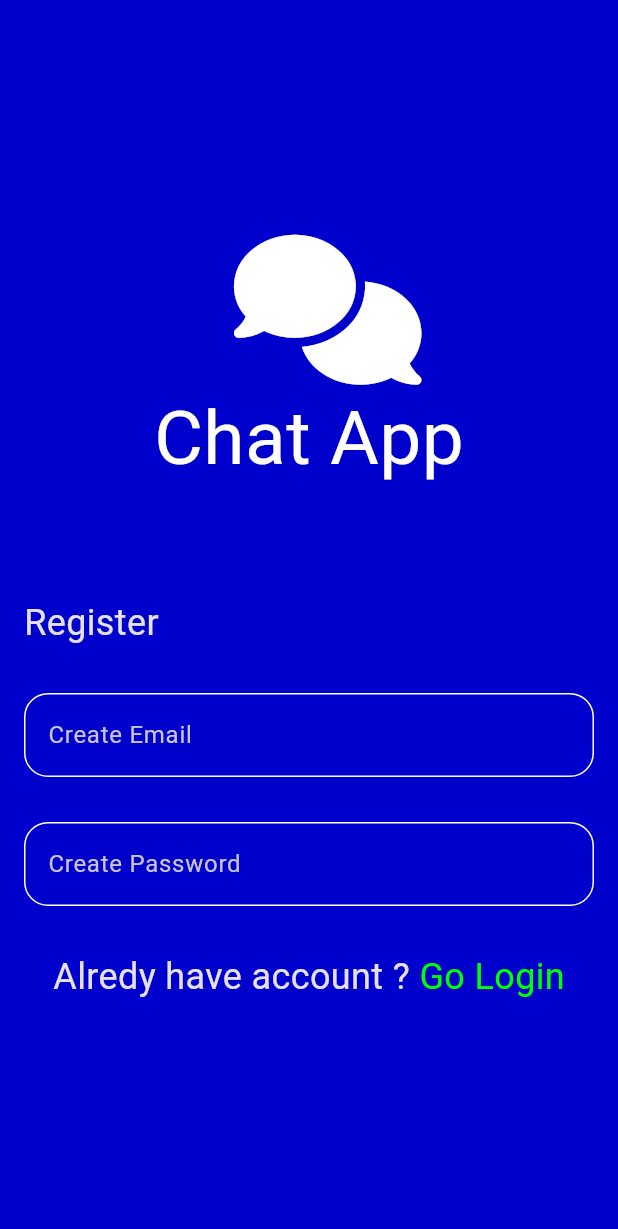
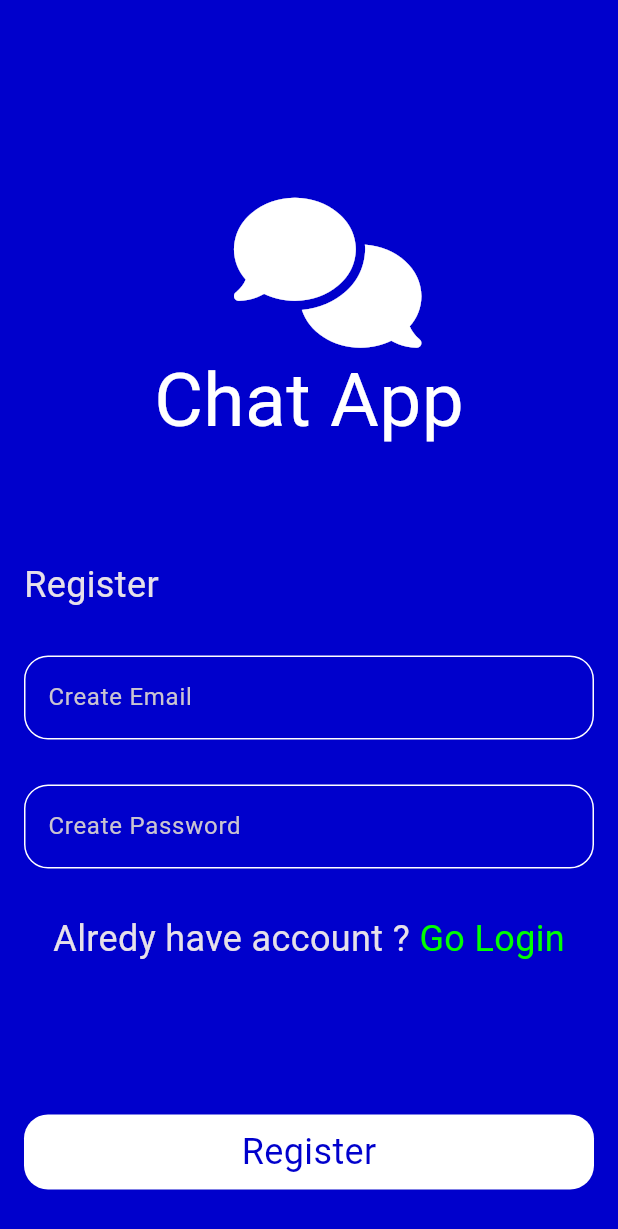
Before and after one commit to Makaruos-Emad/chat_app, a Flutter app: the screen it shows after launch, after a tap on "Go Register", on a phone screen of 412 x 824 dp. Shown: the top 1229 px of the screen. Run offline on Flutter 3.47's test engine with Material 3 defaults, Android fonts, the light colour scheme and no system bars; our stand-ins replace font_awesome_flutter, go_router.

Commit message:
create custom button & add custom button to login and register view

```diff
--- /dev/null
+++ b/lib/core/widget/custom_button.dart
@@ -0,0 +1,31 @@
+import 'package:chat_app/constants.dart';
+import 'package:chat_app/core/utils/app_style_text.dart';
+import 'package:flutter/material.dart';
+
+class CustomButton extends StatelessWidget {
+  const CustomButton({super.key, this.onTap, required this.text});
+  final void Function()? onTap;
+  final String text;
+  @override
+  Widget build(BuildContext context) {
+    return GestureDetector(
+      onTap: onTap,
+      child: Container(
+        height: 50,
+        width: double.infinity,
+        decoration: BoxDecoration(
+          color: Colors.white,
+          borderRadius: BorderRadius.circular(16),
+        ),
+        child: Center(
+          child: Text(
+            text,
+            style: StyleText.style24.copyWith(
+              color: kPrimaryColor,
+            ),
+          ),
+        ),
+      ),
+    );
+  }
+}
--- a/lib/features/login/presentation/view/login_view.dart
+++ b/lib/features/login/presentation/view/login_view.dart
@@ -9,9 +9,7 @@ class LoginView extends StatelessWidget {
   Widget build(BuildContext context) {
     return const Scaffold(
       backgroundColor: kPrimaryColor,
-      body: SafeArea(
-        child: LoginViewBody(),
-      ),
+      body: LoginViewBody(),
     );
   }
 }
--- a/lib/features/login/presentation/view/widget/login_view_body.dart
+++ b/lib/features/login/presentation/view/widget/login_view_body.dart
@@ -1,4 +1,5 @@
 import 'package:chat_app/constants.dart';
+import 'package:chat_app/core/widget/custom_button.dart';
 import 'package:chat_app/core/widget/logo_app.dart';
 import 'package:chat_app/features/login/presentation/view/widget/login_section.dart';
 import 'package:chat_app/features/login/presentation/view/widget/register_text.dart';
@@ -15,6 +16,9 @@ class LoginViewBody extends StatelessWidget {
         child: Column(
           mainAxisAlignment: MainAxisAlignment.center,
           children: [
+            SizedBox(
+              height: 100,
+            ),
             LogoApp(),
             SizedBox(
               height: 70,
@@ -24,6 +28,12 @@ class LoginViewBody extends StatelessWidget {
               height: 30,
             ),
             RegisterText(),
+            SizedBox(
+              height: 100,
+            ),
+            CustomButton(
+              text: 'Login',
+            ),
           ],
         ),
       ),
--- a/lib/features/login/presentation/view/widget/register_view_body.dart
+++ b/lib/features/login/presentation/view/widget/register_view_body.dart
@@ -1,4 +1,5 @@
 import 'package:chat_app/constants.dart';
+import 'package:chat_app/core/widget/custom_button.dart';
 import 'package:chat_app/core/widget/logo_app.dart';
 import 'package:chat_app/features/login/presentation/view/widget/login_text.dart';
 import 'package:chat_app/features/login/presentation/view/widget/register_section.dart';
@@ -15,6 +16,9 @@ class RegisterViewBody extends StatelessWidget {
         child: Column(
           mainAxisAlignment: MainAxisAlignment.center,
           children: [
+            SizedBox(
+              height: 100,
+            ),
             LogoApp(),
             SizedBox(
               height: 70,
@@ -24,6 +28,12 @@ class RegisterViewBody extends StatelessWidget {
               height: 30,
             ),
             LoginText(),
+            SizedBox(
+              height: 100,
+            ),
+            CustomButton(
+              text: 'Register',
+            ),
           ],
         ),
       ),
```
